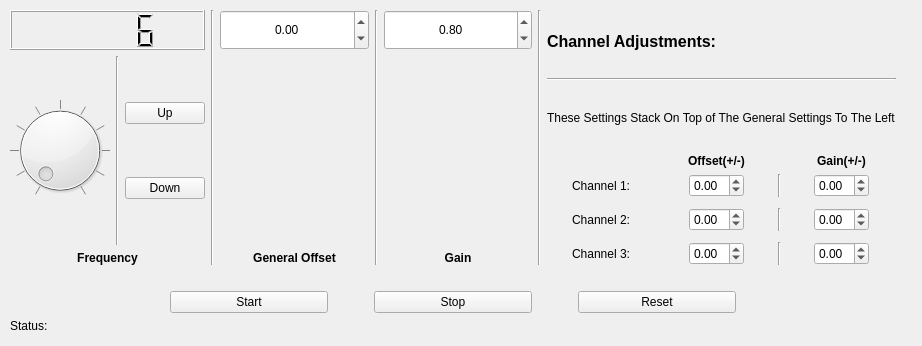
Joeseidon/RaspiSignalAnalysisStation, file Signal_Anlysis_Station_Three_Phase_Generator/ThreePhase.ui: the form before one commit.
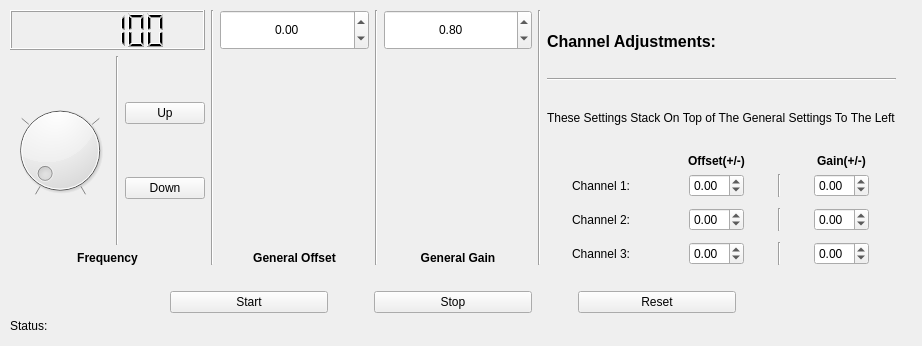
The form after the commit.

```diff
--- a/Signal_Anlysis_Station_Three_Phase_Generator/ThreePhase.ui
+++ b/Signal_Anlysis_Station_Three_Phase_Generator/ThreePhase.ui
@@ -70,7 +70,7 @@
            </font>
           </property>
           <property name="text">
-           <string>Gain</string>
+           <string>General Gain</string>
           </property>
           <property name="scaledContents">
            <bool>false</bool>
@@ -143,14 +143,17 @@
           <property name="smallDecimalPoint">
            <bool>false</bool>
           </property>
+          <property name="numDigits">
+           <number>6</number>
+          </property>
           <property name="segmentStyle">
            <enum>QLCDNumber::Filled</enum>
           </property>
           <property name="value" stdset="0">
-           <double>6.000000000000000</double>
+           <double>100.000000000000000</double>
           </property>
           <property name="intValue" stdset="0">
-           <number>6</number>
+           <number>100</number>
           </property>
          </widget>
         </item>
@@ -216,16 +219,16 @@
           <item row="0" column="0">
            <widget class="QDial" name="FreqDial">
             <property name="maximum">
-             <number>800</number>
+             <number>10000</number>
             </property>
             <property name="singleStep">
-             <number>20</number>
+             <number>100</number>
             </property>
             <property name="pageStep">
-             <number>1</number>
+             <number>100</number>
             </property>
             <property name="value">
-             <number>3</number>
+             <number>100</number>
             </property>
             <property name="tracking">
              <bool>true</bool>
```
